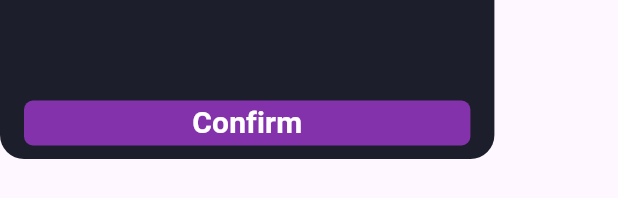
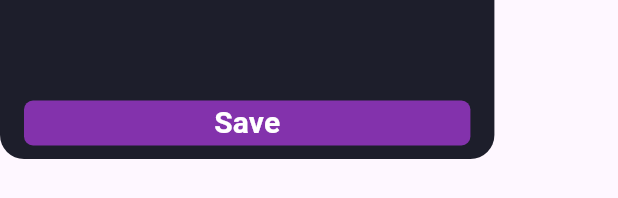
Before and after one commit to Coflnet/TabFlutter, a Flutter app: the ColumnSettingsPopup widget shown alone on an empty page, opened directly with empty values, on a phone screen of 412 x 824 dp. Shown: the part 441-639 px from the top of the screen. Run offline on Flutter 3.47's test engine with Material 3 defaults, Android fonts, the phone set to English and light mode, and no system bars; drawn by our look-alikes of dropdown_button2; our stand-ins replace csv, hexcolor, hugeicons, scroll_snap_list, share_plus, speech_to_text; missing offline and left inert: audio_waveforms, custom_pop_up_menu, haptic_feedback, mic_stream, noise_meter, waveform_flutter; generated files the repository leaves out were written again.

Commit message:
changed confirm to save

```diff
--- a/lib/pages/main/recentLog/popup/recentLogPopup.dart
+++ b/lib/pages/main/recentLog/popup/recentLogPopup.dart
@@ -53,7 +53,7 @@ class _RecentLogPopupState extends State<RecentLogPopup> {
                       color: HexColor("8332AC"),
                       borderRadius: BorderRadius.circular(6)),
                   child: const Text(
-                    "Confirm",
+                    "Save",
                     style: TextStyle(
                         color: Colors.white,
                         fontWeight: FontWeight.w700,
--- a/lib/pages/settings/columnSettings/columnSettingsPopup.dart
+++ b/lib/pages/settings/columnSettings/columnSettingsPopup.dart
@@ -71,7 +71,7 @@ class _ColumnSettingsPopupState extends State<ColumnSettingsPopup> {
                       color: HexColor("8332AC"),
                       borderRadius: BorderRadius.circular(6)),
                   child: const Text(
-                    "Confirm",
+                    "Save",
                     style: TextStyle(
                         color: Colors.white,
                         fontWeight: FontWeight.w700,
```
